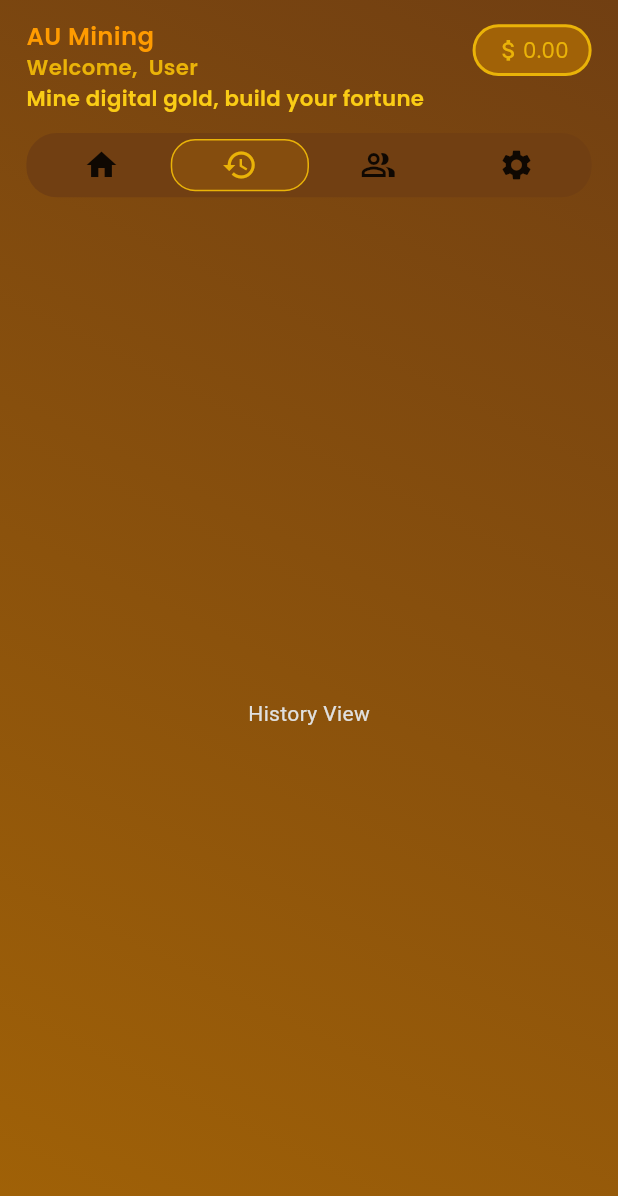
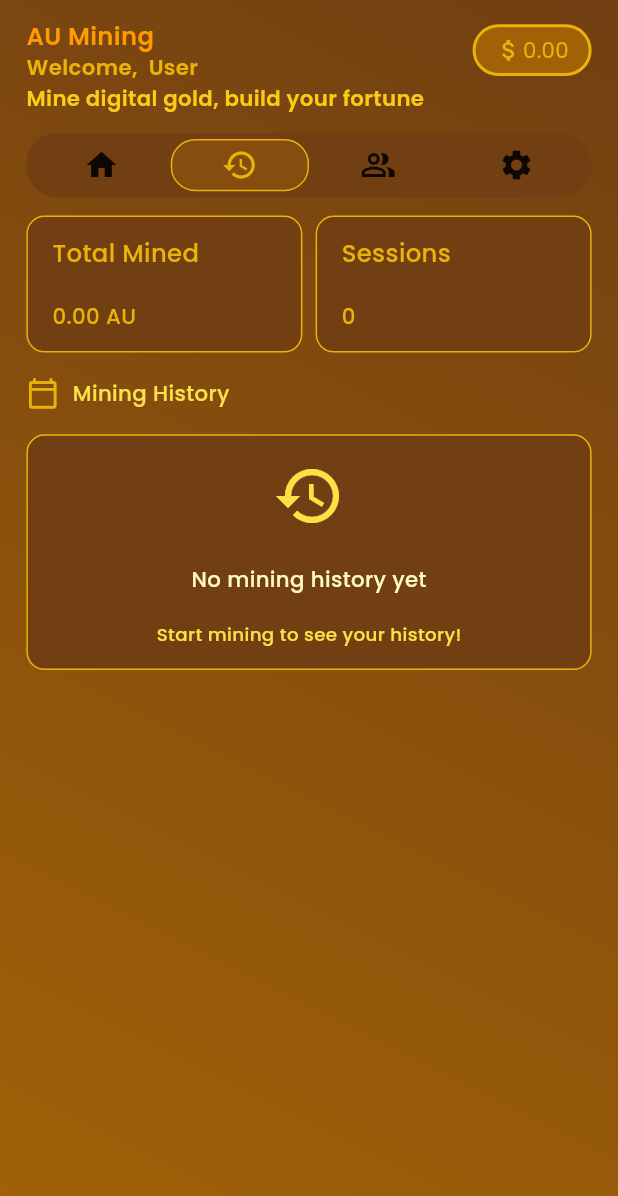
Before and after one commit to talhamehtab2014/mining_app, a Flutter app: the BottomNavigationView screen opened by its route, after a tap on the "history" icon, on a phone screen of 412 x 824 dp. Shown: the top 1196 px of the screen. Run offline on Flutter 3.47's test engine with Material 3 defaults, Android fonts, the light colour scheme and no system bars; our stand-ins replace auto_size_text, connectivity_plus, dio, firebase_core, flutter_screenutil, font_awesome_flutter and 7 more; accounts and stored records are empty; generated files the repository leaves out were written again.

Commit message:
feat: implement history screen UI with localization

```diff
--- a/lib/src/core/localization/app_strings.dart
+++ b/lib/src/core/localization/app_strings.dart
@@ -50,4 +50,9 @@ class AppStrings {
   static String get yourReferralCode => 'yourReferralCode'.tr;
   static String get totalReferrals => 'totalReferrals'.tr;
   static String get earned => 'earned'.tr;
+  static String get totalMined => 'totalMined'.tr;
+  static String get sessions => 'sessions'.tr;
+  static String get miningHistory => 'miningHistory'.tr;
+  static String get noMiningHistory => 'noMiningHistory'.tr;
+  static String get startMiningNow => 'startMiningNow'.tr;
 }
--- a/lib/src/core/localization/en_us.dart
+++ b/lib/src/core/localization/en_us.dart
@@ -35,4 +35,9 @@ final Map<String, String> enUS = {
   'yourReferralCode':'Your Referral Code',
   'totalReferrals':'Total Referrals',
   'earned':'Earned',
+  'totalMined':'Total Mined',
+  'sessions':'Sessions',
+  'miningHistory':'Mining History',
+  'noMiningHistory':'No mining history yet',
+  'startMiningNow':'Start mining to see your history!',
 };
--- a/lib/src/presentation/post_login/history/history.dart
+++ b/lib/src/presentation/post_login/history/history.dart
@@ -1,5 +1,9 @@
 import 'package:flutter/material.dart';
+import 'package:flutter_screenutil/flutter_screenutil.dart';
 import 'package:get/get.dart';
+import 'package:mining_application/src/core/localization/app_strings.dart';
+import 'package:mining_application/src/core/resource/r.dart';
+import 'package:mining_application/src/presentation/common_widgets/common_label_text_widget.dart';
 import 'package:mining_application/src/presentation/post_login/history/history_view_model.dart';
 
 class HistoryView extends GetView<HistoryViewModel> {
@@ -11,7 +15,101 @@ class HistoryView extends GetView<HistoryViewModel> {
   Widget build(BuildContext context) {
     return Scaffold(
       backgroundColor: Colors.transparent,
-      body: Center(child: Text("History View")),
+      body: Column(
+        children: [
+          Row(
+            children: [
+              Expanded(
+                child: historyTopHeaderCard(AppStrings.totalMined, "0.00 AU"),
+              ),
+              8.horizontalSpace,
+              Expanded(child: historyTopHeaderCard(AppStrings.sessions, "0")),
+            ],
+          ),
+          16.verticalSpace,
+          Row(
+            children: [
+              Icon(
+                Icons.calendar_today_outlined,
+                size: 22,
+                color: R.palette.yellow500,
+              ),
+              8.horizontalSpace,
+              CommonLabelTextWidget(
+                text: AppStrings.miningHistory,
+                fontWeight: FontWeight.w500,
+                fontSize: 14.sp,
+                textColor: R.palette.yellow300,
+              ),
+            ],
+          ),
+          16.verticalSpace,
+          noMiningHistoryCard(),
+        ],
+      ),
+    );
+  }
+
+  Widget historyTopHeaderCard(String title, String value) {
+    return Container(
+      height: 90.h,
+      padding: EdgeInsets.all(16.sp),
+      decoration: BoxDecoration(
+        color: R.palette.yellow900,
+        borderRadius: BorderRadius.circular(12.r),
+        border: Border.all(color: R.palette.yellow500),
+      ),
+      child: Column(
+        crossAxisAlignment: CrossAxisAlignment.start,
+        children: [
+          CommonLabelTextWidget(
+            text: title,
+            fontWeight: FontWeight.w500,
+            fontSize: 16.sp,
+            textColor: R.palette.yellow500,
+          ),
+          Spacer(),
+          CommonLabelTextWidget(
+            text: value,
+            fontWeight: FontWeight.w500,
+            fontSize: 14.sp,
+            textColor: R.palette.yellow500,
+          ),
+        ],
+      ),
+    );
+  }
+
+  Widget noMiningHistoryCard() {
+    return Container(
+      padding: EdgeInsets.all(16.sp),
+      decoration: BoxDecoration(
+        color: R.palette.yellow900,
+        borderRadius: BorderRadius.circular(12.r),
+        border: Border.all(color: R.palette.yellow500),
+      ),
+      child: Center(
+        child: Column(
+          mainAxisSize: MainAxisSize.min,
+          children: [
+            Icon(Icons.history, size: 48, color: R.palette.yellow300),
+            24.verticalSpace,
+            CommonLabelTextWidget(
+              text: AppStrings.noMiningHistory,
+              fontWeight: FontWeight.w500,
+              fontSize: 14.sp,
+              textColor: R.palette.yellow100,
+            ),
+            24.verticalSpace,
+            CommonLabelTextWidget(
+              text: AppStrings.startMiningNow,
+              fontWeight: FontWeight.w500,
+              fontSize: 12.sp,
+              textColor: R.palette.yellow300,
+            ),
+          ],
+        ),
+      ),
     );
   }
 }
```
